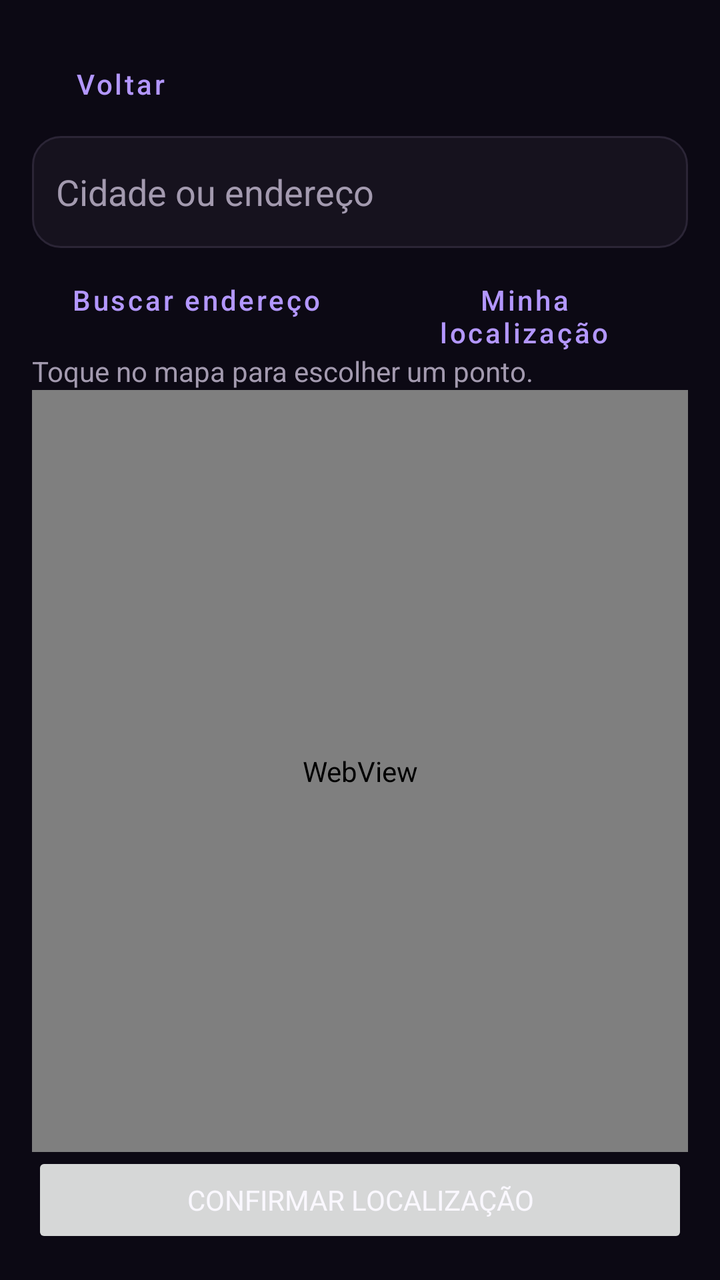
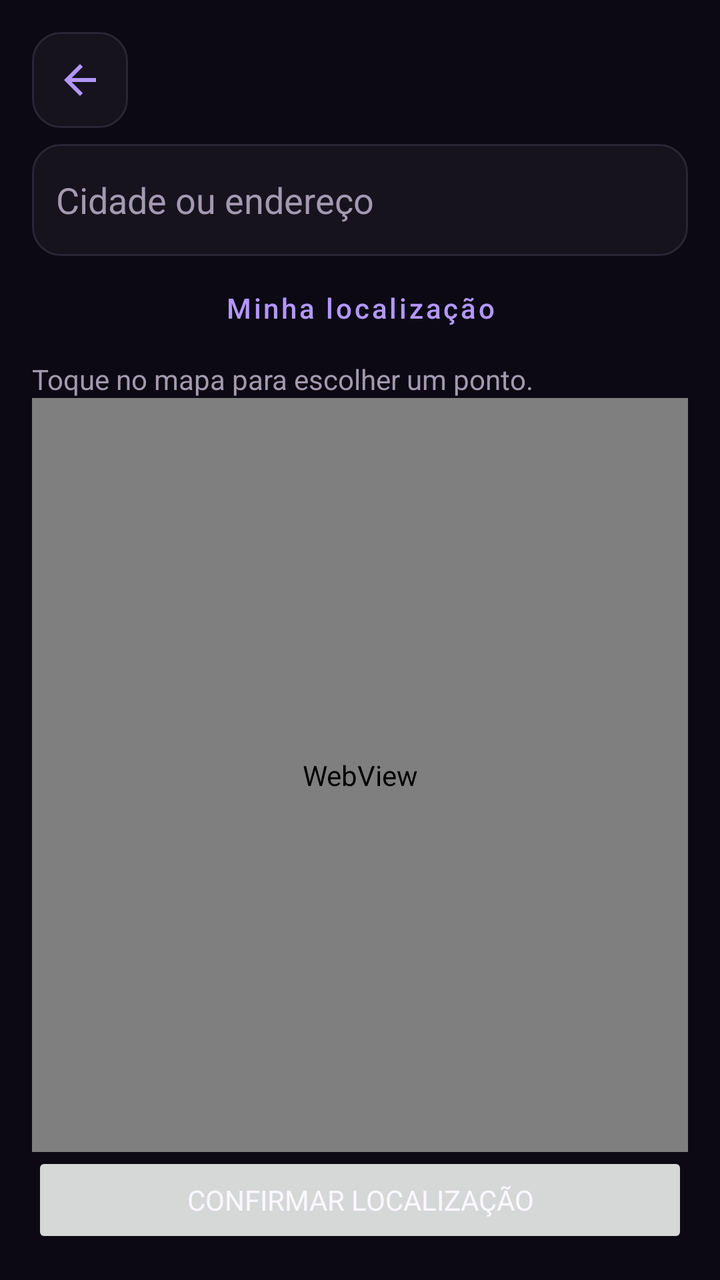

An Android layout rendered at two revisions. The XML below is the earlier revision; the diff shows what the commit changed to produce the second picture.
<!-- AndroidManifest.xml: activity theme Theme.Perto.Interno -->
<!-- res/layout/activity_escolher_local.xml -->
<?xml version="1.0" encoding="utf-8"?>
<LinearLayout xmlns:android="http://schemas.android.com/apk/res/android"
    android:layout_width="match_parent" android:layout_height="match_parent" android:orientation="vertical"
    android:background="@color/perto_background" android:padding="16dp">
    <Button android:id="@+id/btn_voltar" style="@style/Widget.Perto.Button.Secondary" android:layout_width="wrap_content" android:layout_height="wrap_content" android:text="@string/event_back" />
    <EditText android:id="@+id/et_endereco" android:layout_width="match_parent" android:layout_height="56dp"
        android:background="@drawable/perto_input" android:paddingHorizontal="12dp" android:inputType="textPostalAddress"
        android:maxLength="300" android:hint="@string/map_address" android:textColor="@color/white" android:textColorHint="@color/perto_muted" />
    <LinearLayout android:layout_width="match_parent" android:layout_height="wrap_content" android:orientation="horizontal">
        <Button android:id="@+id/btn_buscar" style="@style/Widget.Perto.Button.Secondary" android:layout_width="0dp" android:layout_weight="1" android:layout_height="wrap_content" android:text="@string/map_find_address" />
        <Button android:id="@+id/btn_localizacao" style="@style/Widget.Perto.Button.Secondary" android:layout_width="0dp" android:layout_weight="1" android:layout_height="wrap_content" android:text="@string/map_my_location" />
    </LinearLayout>
    <TextView android:id="@+id/tv_localizacao" android:layout_width="match_parent" android:layout_height="wrap_content"
        android:text="@string/map_pick_hint" android:textColor="@color/perto_muted" android:accessibilityLiveRegion="polite" />
    <WebView android:id="@+id/web_mapa" android:layout_width="match_parent" android:layout_height="0dp" android:layout_weight="1" />
    <Button android:id="@+id/btn_confirmar" android:layout_width="match_parent" android:layout_height="wrap_content"
        android:enabled="false" android:text="@string/map_confirm" />
</LinearLayout>
<!-- resources referenced by this layout -->
<resources>
  <color name="perto_background">#0C0914</color>
  <color name="perto_muted">#A39AAF</color>
  <color name="white">#FFFFFFFF</color>
  <!-- drawable perto_input (drawable) -->
  <selector xmlns:android="http://schemas.android.com/apk/res/android">
   <item android:state_focused="true"><shape><solid android:color="@color/perto_surface"/><corners android:radius="14dp"/><stroke android:width="1dp" android:color="@color/perto_accent"/></shape></item>
   <item><shape><solid android:color="@color/perto_surface"/><corners android:radius="14dp"/><stroke android:width="1dp" android:color="@color/perto_border"/></shape></item>
  </selector>
  <string name="event_back">Voltar</string>
  <string name="map_address">Cidade ou endereço</string>
  <string name="map_confirm">Confirmar localização</string>
  <string name="map_find_address">Buscar endereço</string>
  <string name="map_my_location">Minha localização</string>
  <string name="map_pick_hint">Toque no mapa para escolher um ponto.</string>
  <style name="Widget.Perto.Button.Secondary" parent="Widget.Perto.Button">
          <item name="backgroundTint">@color/perto_surface</item>
          <item name="android:textColor">@color/perto_accent</item>
          <item name="strokeColor">@color/perto_border</item>
          <item name="strokeWidth">1dp</item>
      </style>
  <color name="perto_surface">#16121E</color>
  <color name="perto_accent">#B397FF</color>
  <color name="perto_border">#2B2536</color>
  <style name="Widget.Perto.Button" parent="Widget.MaterialComponents.Button">
          <item name="cornerRadius">16dp</item>
          <item name="backgroundTint">@color/perto_accent</item>
          <item name="android:textColor">@color/perto_background</item>
          <item name="android:textAllCaps">false</item>
          <item name="android:textSize">14sp</item>
          <item name="android:fontFamily">sans-serif-medium</item>
          <item name="android:minHeight">52dp</item>
          <item name="android:insetTop">4dp</item>
          <item name="android:insetBottom">4dp</item>
          <item name="elevation">0dp</item>
      </style>
  <color name="perto_accent_soft">#2D2047</color>
  <color name="perto_text">#FAF8FF</color>
  <style name="ThemeOverlay.Perto.Dialog" parent="ThemeOverlay.MaterialComponents.MaterialAlertDialog">
          <item name="colorSurface">@color/perto_surface</item>
          <item name="colorPrimary">@color/perto_accent</item>
          <item name="android:textColorPrimary">@color/perto_text</item>
          <item name="android:textColorSecondary">@color/perto_muted</item>
          <item name="android:colorBackground">@color/perto_surface</item>
      </style>
  <!-- unchanged entries left out for length: 1 -->
</resources>

<!-- the commit's change to res/layout/activity_escolher_local.xml (unified diff, before → after) -->
@@ -2,12 +2,11 @@
 <LinearLayout xmlns:android="http://schemas.android.com/apk/res/android"
     android:layout_width="match_parent" android:layout_height="match_parent" android:orientation="vertical"
     android:background="@color/perto_background" android:padding="16dp">
-    <Button android:id="@+id/btn_voltar" style="@style/Widget.Perto.Button.Secondary" android:layout_width="wrap_content" android:layout_height="wrap_content" android:text="@string/event_back" />
+    <ImageButton android:id="@+id/btn_voltar" style="@style/Widget.Perto.Back" />
     <EditText android:id="@+id/et_endereco" android:layout_width="match_parent" android:layout_height="56dp"
         android:background="@drawable/perto_input" android:paddingHorizontal="12dp" android:inputType="textPostalAddress"
-        android:maxLength="300" android:hint="@string/map_address" android:textColor="@color/white" android:textColorHint="@color/perto_muted" />
+        android:singleLine="true" android:imeOptions="actionSearch" android:maxLength="300" android:hint="@string/map_address" android:textColor="@color/white" android:textColorHint="@color/perto_muted" />
     <LinearLayout android:layout_width="match_parent" android:layout_height="wrap_content" android:orientation="horizontal">
-        <Button android:id="@+id/btn_buscar" style="@style/Widget.Perto.Button.Secondary" android:layout_width="0dp" android:layout_weight="1" android:layout_height="wrap_content" android:text="@string/map_find_address" />
         <Button android:id="@+id/btn_localizacao" style="@style/Widget.Perto.Button.Secondary" android:layout_width="0dp" android:layout_weight="1" android:layout_height="wrap_content" android:text="@string/map_my_location" />
     </LinearLayout>
     <TextView android:id="@+id/tv_localizacao" android:layout_width="match_parent" android:layout_height="wrap_content"
<!-- resource entries referenced after the edit -->
@@ -11,9 +11,20 @@
   <string name="event_back">Voltar</string>
   <string name="map_address">Cidade ou endereço</string>
   <string name="map_confirm">Confirmar localização</string>
-  <string name="map_find_address">Buscar endereço</string>
   <string name="map_my_location">Minha localização</string>
   <string name="map_pick_hint">Toque no mapa para escolher um ponto.</string>
+  <style name="Widget.Perto.Back" parent="Widget.AppCompat.ImageButton">
+          <item name="android:layout_width">48dp</item>
+          <item name="android:layout_height">48dp</item>
+          <item name="android:layout_gravity">start</item>
+          <item name="android:layout_marginBottom">8dp</item>
+          <item name="android:padding">12dp</item>
+          <item name="android:background">@drawable/perto_input</item>
+          <item name="android:src">@drawable/ic_arrow_back</item>
+          <item name="tint">@color/perto_accent</item>
+          <item name="android:contentDescription">@string/event_back</item>
+          <item name="android:tooltipText">@string/event_back</item>
+      </style>
   <style name="Widget.Perto.Button.Secondary" parent="Widget.Perto.Button">
           <item name="backgroundTint">@color/perto_surface</item>
           <item name="android:textColor">@color/perto_accent</item>
@@ -23,6 +34,17 @@
   <color name="perto_surface">#16121E</color>
   <color name="perto_accent">#B397FF</color>
   <color name="perto_border">#2B2536</color>
+  <!-- drawable ic_arrow_back (drawable) -->
+  <vector xmlns:android="http://schemas.android.com/apk/res/android"
+      android:width="24dp"
+      android:height="24dp"
+      android:viewportWidth="24"
+      android:viewportHeight="24"
+      android:tint="@color/white">
+      <path
+          android:fillColor="@android:color/white"
+          android:pathData="M20,11H7.83l5.59,-5.59L12,4l-8,8 8,8 1.41,-1.41L7.83,13H20v-2z" />
+  </vector>
   <style name="Widget.Perto.Button" parent="Widget.MaterialComponents.Button">
           <item name="cornerRadius">16dp</item>
           <item name="backgroundTint">@color/perto_accent</item>
